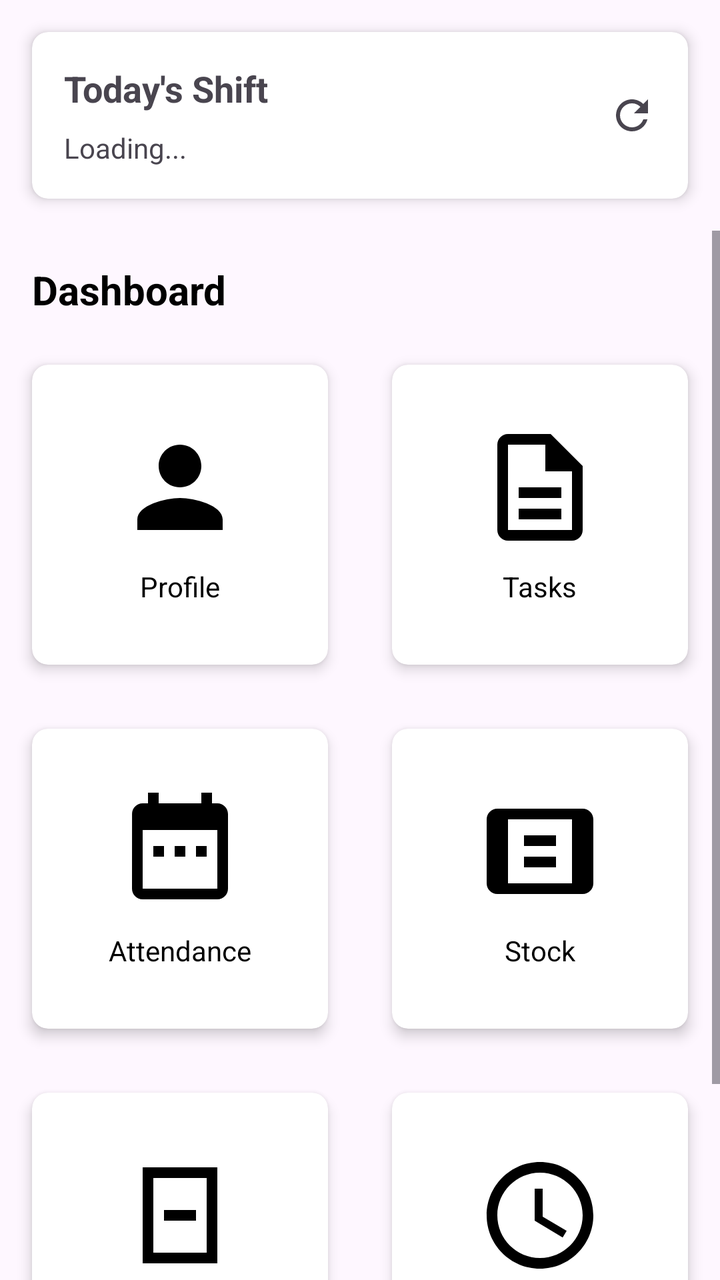
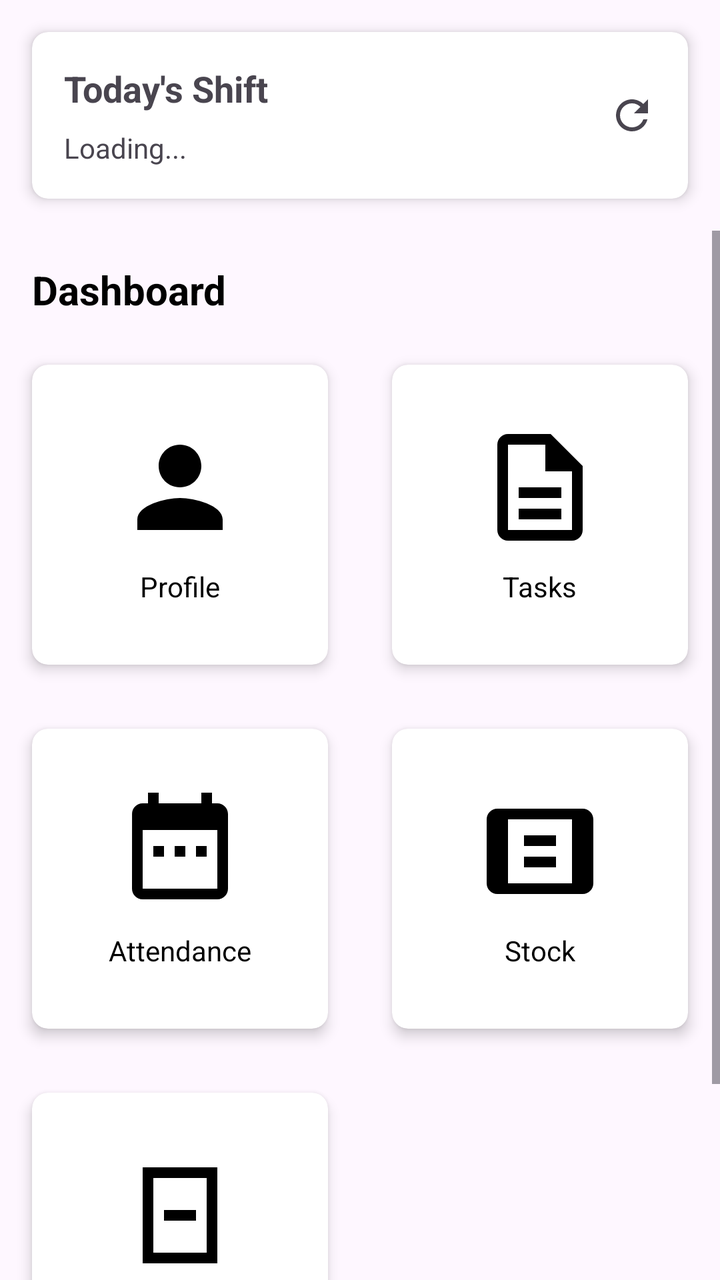

Before-and-after screenshots of an Android layout around one commit, followed by the original layout XML and the change that was made.
<!-- AndroidManifest.xml: application theme Theme.HRM -->
<!-- res/layout/activity_engineer.xml -->
<?xml version="1.0" encoding="utf-8"?>
<LinearLayout xmlns:android="http://schemas.android.com/apk/res/android"
    xmlns:app="http://schemas.android.com/apk/res-auto"
    xmlns:tools="http://schemas.android.com/tools"
    android:layout_width="match_parent"
    android:layout_height="match_parent"
    android:orientation="vertical"
    tools:context=".EngineerActivity">

    
    <include layout="@layout/include_shift_card" />

    <ScrollView
        android:layout_width="match_parent"
        android:layout_height="match_parent">

        <LinearLayout
            android:layout_width="match_parent"
            android:layout_height="wrap_content"
            android:orientation="vertical">

            <TextView
                android:layout_width="wrap_content"
                android:layout_height="wrap_content"
                android:layout_marginStart="16dp"
                android:layout_marginTop="16dp"
                android:text="Dashboard"
                android:textColor="@color/primaryTextColor"
                android:textSize="20sp"
                android:textStyle="bold" />

            <GridLayout
                android:layout_width="match_parent"
                android:layout_height="wrap_content"
                android:layout_marginTop="8dp"
                android:columnCount="2">

                <androidx.cardview.widget.CardView
                    android:id="@+id/profileCard"
                    android:layout_width="0dp"
                    android:layout_height="wrap_content"
                    android:layout_columnWeight="1"
                    android:layout_margin="16dp"
                    app:cardCornerRadius="8dp"
                    app:cardElevation="4dp">

                    <LinearLayout
                        android:layout_width="match_parent"
                        android:layout_height="150dp"
                        android:gravity="center"
                        android:orientation="vertical"
                        android:padding="16dp">

                        <ImageView
                            android:layout_width="64dp"
                            android:layout_height="64dp"
                            android:src="@drawable/ic_profile" />

                        <TextView
                            android:layout_width="wrap_content"
                            android:layout_height="wrap_content"
                            android:layout_marginTop="8dp"
                            android:text="Profile"
                            android:textColor="@color/primaryTextColor" />
                    </LinearLayout>
                </androidx.cardview.widget.CardView>

                <androidx.cardview.widget.CardView
                    android:id="@+id/tasksCard"
                    android:layout_width="0dp"
                    android:layout_height="wrap_content"
                    android:layout_columnWeight="1"
                    android:layout_margin="16dp"
                    app:cardCornerRadius="8dp"
                    app:cardElevation="4dp">

                    <LinearLayout
                        android:layout_width="match_parent"
                        android:layout_height="150dp"
                        android:gravity="center"
                        android:orientation="vertical"
                        android:padding="16dp">

                        <ImageView
                            android:layout_width="64dp"
                            android:layout_height="64dp"
                            android:src="@drawable/ic_tasks" />

                        <TextView
                            android:layout_width="wrap_content"
                            android:layout_height="wrap_content"
                            android:layout_marginTop="8dp"
                            android:text="Tasks"
                            android:textColor="@color/primaryTextColor" />
                    </LinearLayout>
                </androidx.cardview.widget.CardView>

                <androidx.cardview.widget.CardView
                    android:id="@+id/attendanceCard"
                    android:layout_width="0dp"
                    android:layout_height="wrap_content"
                    android:layout_columnWeight="1"
                    android:layout_margin="16dp"
                    app:cardCornerRadius="8dp"
                    app:cardElevation="4dp">

                    <LinearLayout
                        android:layout_width="match_parent"
                        android:layout_height="150dp"
                        android:gravity="center"
                        android:orientation="vertical"
                        android:padding="16dp">

                        <ImageView
                            android:layout_width="64dp"
                            android:layout_height="64dp"
                            android:src="@drawable/ic_attendance" />

                        <TextView
                            android:layout_width="wrap_content"
                            android:layout_height="wrap_content"
                            android:layout_marginTop="8dp"
                            android:text="Attendance"
                            android:textColor="@color/primaryTextColor" />
                    </LinearLayout>
                </androidx.cardview.widget.CardView>

                <androidx.cardview.widget.CardView
                    android:id="@+id/stockCard"
                    android:layout_width="0dp"
                    android:layout_height="wrap_content"
                    android:layout_columnWeight="1"
                    android:layout_margin="16dp"
                    app:cardCornerRadius="8dp"
                    app:cardElevation="4dp">

                    <LinearLayout
                        android:layout_width="match_parent"
                        android:layout_height="150dp"
                        android:gravity="center"
                        android:orientation="vertical"
                        android:padding="16dp">

                        <ImageView
                            android:layout_width="64dp"
                            android:layout_height="64dp"
                            android:src="@drawable/ic_stock" />

                        <TextView
                            android:layout_width="wrap_content"
                            android:layout_height="wrap_content"
                            android:layout_marginTop="8dp"
                            android:text="Stock"
                            android:textColor="@color/primaryTextColor" />
                    </LinearLayout>
                </androidx.cardview.widget.CardView>

                <androidx.cardview.widget.CardView
                    android:id="@+id/leaveCard"
                    android:layout_width="0dp"
                    android:layout_height="wrap_content"
                    android:layout_columnWeight="1"
                    android:layout_margin="16dp"
                    app:cardCornerRadius="8dp"
                    app:cardElevation="4dp">

                    <LinearLayout
                        android:layout_width="match_parent"
                        android:layout_height="150dp"
                        android:gravity="center"
                        android:orientation="vertical"
                        android:padding="16dp">

                        <ImageView
                            android:layout_width="64dp"
                            android:layout_height="64dp"
                            android:src="@drawable/ic_leave" />

                        <TextView
                            android:layout_width="wrap_content"
                            android:layout_height="wrap_content"
                            android:layout_marginTop="8dp"
                            android:text="Leave"
                            android:textColor="@color/primaryTextColor" />
                    </LinearLayout>
                </androidx.cardview.widget.CardView>

                <androidx.cardview.widget.CardView
                    android:id="@+id/overtimeCard"
                    android:layout_width="0dp"
                    android:layout_height="wrap_content"
                    android:layout_columnWeight="1"
                    android:layout_margin="16dp"
                    app:cardCornerRadius="8dp"
                    app:cardElevation="4dp">

                    <LinearLayout
                        android:layout_width="match_parent"
                        android:layout_height="150dp"
                        android:gravity="center"
                        android:orientation="vertical"
                        android:padding="16dp">

                        <ImageView
                            android:layout_width="64dp"
                            android:layout_height="64dp"
                            android:src="@drawable/ic_overtime" />

                        <TextView
                            android:layout_width="wrap_content"
                            android:layout_height="wrap_content"
                            android:layout_marginTop="8dp"
                            android:text="Overtime"
                            android:textColor="@color/primaryTextColor" />
                    </LinearLayout>
                </androidx.cardview.widget.CardView>

            </GridLayout>

            <Button
                android:id="@+id/logoutButton"
                android:layout_width="wrap_content"
                android:layout_height="wrap_content"
                android:layout_gravity="center_horizontal"
                android:text="Logout" />
        </LinearLayout>

    </ScrollView>

</LinearLayout>
<!-- res/layout/include_shift_card.xml (included above) -->
<?xml version="1.0" encoding="utf-8"?>
<androidx.cardview.widget.CardView xmlns:android="http://schemas.android.com/apk/res/android"
    xmlns:app="http://schemas.android.com/apk/res-auto"
    android:layout_width="match_parent"
    android:layout_height="wrap_content"
    android:layout_margin="16dp"
    app:cardCornerRadius="8dp"
    app:cardElevation="4dp">

    <RelativeLayout
        android:layout_width="match_parent"
        android:layout_height="wrap_content"
        android:padding="16dp">

        <TextView
            android:id="@+id/shiftTitleTextView"
            android:layout_width="wrap_content"
            android:layout_height="wrap_content"
            android:text="Today's Shift"
            android:textSize="18sp"
            android:textStyle="bold" />

        <TextView
            android:id="@+id/shiftDetailsTextView"
            android:layout_width="wrap_content"
            android:layout_height="wrap_content"
            android:layout_below="@+id/shiftTitleTextView"
            android:layout_marginTop="8dp"
            android:text="Loading..." />

        <ImageView
            android:id="@+id/refreshShiftButton"
            android:layout_width="wrap_content"
            android:layout_height="wrap_content"
            android:layout_alignParentEnd="true"
            android:layout_centerVertical="true"
            android:src="@drawable/ic_refresh"
            android:contentDescription="Refresh Shift" />

    </RelativeLayout>

</androidx.cardview.widget.CardView>
<!-- resources referenced by this layout -->
<resources>
  <color name="primaryTextColor">#FF000000</color>
  <!-- drawable ic_attendance (drawable) -->
  <vector xmlns:android="http://schemas.android.com/apk/res/android"
      android:width="24dp"
      android:height="24dp"
      android:viewportWidth="24"
      android:viewportHeight="24">
      <path
          android:fillColor="@android:color/black"
          android:pathData="M9,11H7v2h2V11zM13,11h-2v2h2V11zM17,11h-2v2h2V11zM19,3h-1V1h-2v2H8V1H6v2H5C3.89,3 3.01,3.9 3.01,5L3,19c0,1.1 0.89,2 2,2h14c1.1,0 2,-0.9 2,-2V5C21,3.9 20.1,3 19,3zM19,19H5V8h14V19z" />
  </vector>
  <!-- drawable ic_leave (drawable) -->
  <vector xmlns:android="http://schemas.android.com/apk/res/android"
      android:width="24dp"
      android:height="24dp"
      android:viewportWidth="24"
      android:viewportHeight="24">
      <path
          android:fillColor="@android:color/black"
          android:pathData="M17,5v14H7V5h10m2,-2H5v18h14V3z" />
      <path
          android:fillColor="@android:color/black"
          android:pathData="M9,11h6v2H9z" />
  </vector>
  <!-- drawable ic_overtime (drawable) -->
  <vector xmlns:android="http://schemas.android.com/apk/res/android"
      android:width="24dp"
      android:height="24dp"
      android:viewportWidth="24"
      android:viewportHeight="24">
      <path
          android:fillColor="@android:color/black"
          android:pathData="M12,2C6.48,2 2,6.48 2,12s4.48,10 10,10 10,-4.48 10,-10S17.52,2 12,2zM12,20c-4.41,0 -8,-3.59 -8,-8s3.59,-8 8,-8 8,3.59 8,8S16.41,20 12,20z" />
      <path
          android:fillColor="@android:color/black"
          android:pathData="M12.5,7H11v6l5.25,3.15 0.75,-1.23 -4.5,-2.67z" />
  </vector>
  <!-- drawable ic_profile (drawable) -->
  <vector xmlns:android="http://schemas.android.com/apk/res/android"
      android:width="24dp"
      android:height="24dp"
      android:viewportWidth="24"
      android:viewportHeight="24">
      <path
          android:fillColor="@android:color/black"
          android:pathData="M12,12c2.21,0 4,-1.79 4,-4s-1.79,-4 -4,-4 -4,1.79 -4,4 1.79,4 4,4zM12,14c-2.67,0 -8,1.34 -8,4v2h16v-2c0,-2.66 -5.33,-4 -8,-4z" />
  </vector>
  <!-- drawable ic_refresh (drawable) -->
  <vector xmlns:android="http://schemas.android.com/apk/res/android"
      android:width="24dp"
      android:height="24dp"
      android:viewportWidth="24.0"
      android:viewportHeight="24.0"
      android:tint="?attr/colorControlNormal">
      <path
          android:fillColor="@android:color/white"
          android:pathData="M17.65,6.35C16.2,4.9 14.21,4 12,4c-4.42,0 -7.99,3.58 -7.99,8s3.57,8 7.99,8c3.73,0 6.84,-2.55 7.73,-6h-2.08c-0.82,2.33 -3.04,4 -5.65,4 -3.31,0 -6,-2.69 -6,-6s2.69,-6 6,-6c1.66,0 3.14,0.69 4.22,1.78L13,11h7V4l-2.35,2.35z"/>
  </vector>
  <!-- drawable ic_stock (drawable) -->
  <vector xmlns:android="http://schemas.android.com/apk/res/android"
      android:width="24dp"
      android:height="24dp"
      android:viewportWidth="24"
      android:viewportHeight="24">
      <path
          android:fillColor="@android:color/black"
          android:pathData="M20,4H4C2.9,4 2,4.9 2,6v12c0,1.1 0.9,2 2,2h16c1.1,0 2,-0.9 2,-2V6C22,4.9 21.1,4 20,4zM18,18H6V6h12V18z" />
      <path
          android:fillColor="@android:color/black"
          android:pathData="M9,9h6v2H9zM9,13h6v2H9z" />
  </vector>
  <!-- drawable ic_tasks (drawable) -->
  <vector xmlns:android="http://schemas.android.com/apk/res/android"
      android:width="24dp"
      android:height="24dp"
      android:viewportWidth="24"
      android:viewportHeight="24">
      <path
          android:fillColor="@android:color/black"
          android:pathData="M14,2H6C4.9,2 4,2.9 4,4v16c0,1.1 0.9,2 2,2h12c1.1,0 2,-0.9 2,-2V8L14,2zM18,20H6V4h7v5h5V20zM8,12h8v2H8V12zM8,16h8v2H8V16z" />
  </vector>
  <style name="Theme.HRM" parent="Base.Theme.HRM" />
  <style name="Base.Theme.HRM" parent="Theme.Material3.DayNight.NoActionBar">
          
          <item name="colorPrimary">@color/my_light_primary</item>
      </style>
  <color name="my_light_primary">#FF6200EE</color>
</resources>

<!-- the commit's change to res/layout/activity_engineer.xml (unified diff, before → after) -->
@@ -181,36 +181,6 @@
                             android:layout_height="wrap_content"
                             android:layout_marginTop="8dp"
                             android:text="Leave"
-                            android:textColor="@color/primaryTextColor" />
-                    </LinearLayout>
-                </androidx.cardview.widget.CardView>
-
-                <androidx.cardview.widget.CardView
-                    android:id="@+id/overtimeCard"
-                    android:layout_width="0dp"
-                    android:layout_height="wrap_content"
-                    android:layout_columnWeight="1"
-                    android:layout_margin="16dp"
-                    app:cardCornerRadius="8dp"
-                    app:cardElevation="4dp">
-
-                    <LinearLayout
-                        android:layout_width="match_parent"
-                        android:layout_height="150dp"
-                        android:gravity="center"
-                        android:orientation="vertical"
-                        android:padding="16dp">
-
-                        <ImageView
-                            android:layout_width="64dp"
-                            android:layout_height="64dp"
-                            android:src="@drawable/ic_overtime" />
-
-                        <TextView
-                            android:layout_width="wrap_content"
-                            android:layout_height="wrap_content"
-                            android:layout_marginTop="8dp"
-                            android:text="Overtime"
                             android:textColor="@color/primaryTextColor" />
                     </LinearLayout>
                 </androidx.cardview.widget.CardView>
<!-- resource entries referenced after the edit -->
@@ -23,19 +23,6 @@
       <path
           android:fillColor="@android:color/black"
           android:pathData="M9,11h6v2H9z" />
-  </vector>
-  <!-- drawable ic_overtime (drawable) -->
-  <vector xmlns:android="http://schemas.android.com/apk/res/android"
-      android:width="24dp"
-      android:height="24dp"
-      android:viewportWidth="24"
-      android:viewportHeight="24">
-      <path
-          android:fillColor="@android:color/black"
-          android:pathData="M12,2C6.48,2 2,6.48 2,12s4.48,10 10,10 10,-4.48 10,-10S17.52,2 12,2zM12,20c-4.41,0 -8,-3.59 -8,-8s3.59,-8 8,-8 8,3.59 8,8S16.41,20 12,20z" />
-      <path
-          android:fillColor="@android:color/black"
-          android:pathData="M12.5,7H11v6l5.25,3.15 0.75,-1.23 -4.5,-2.67z" />
   </vector>
   <!-- drawable ic_profile (drawable) -->
   <vector xmlns:android="http://schemas.android.com/apk/res/android"
